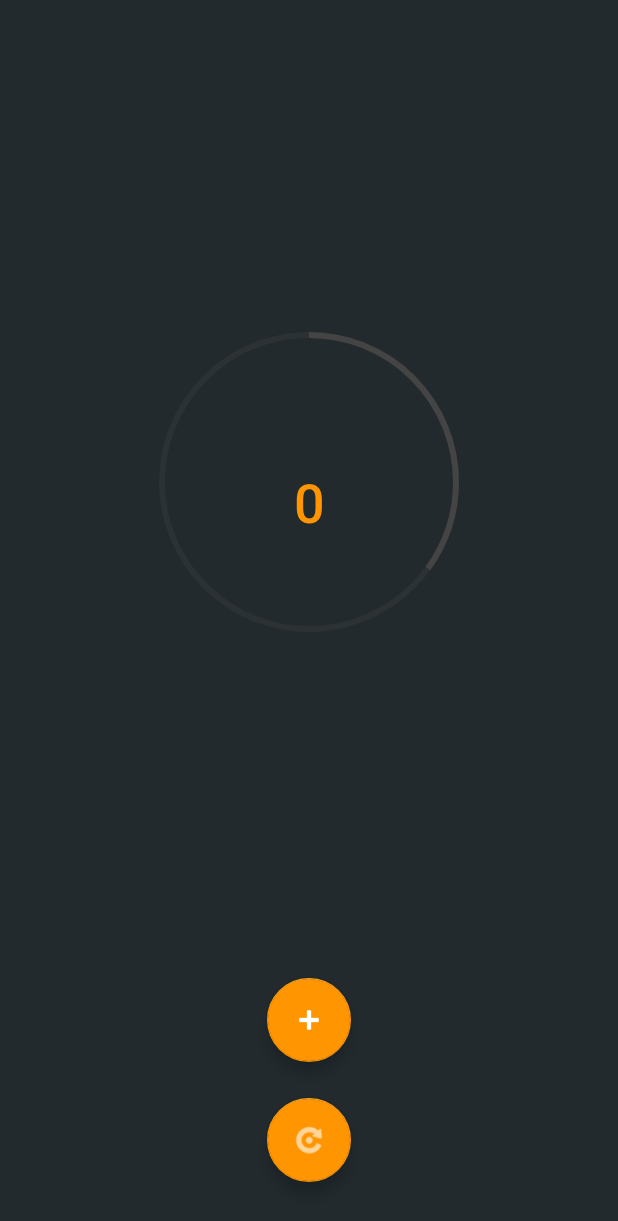
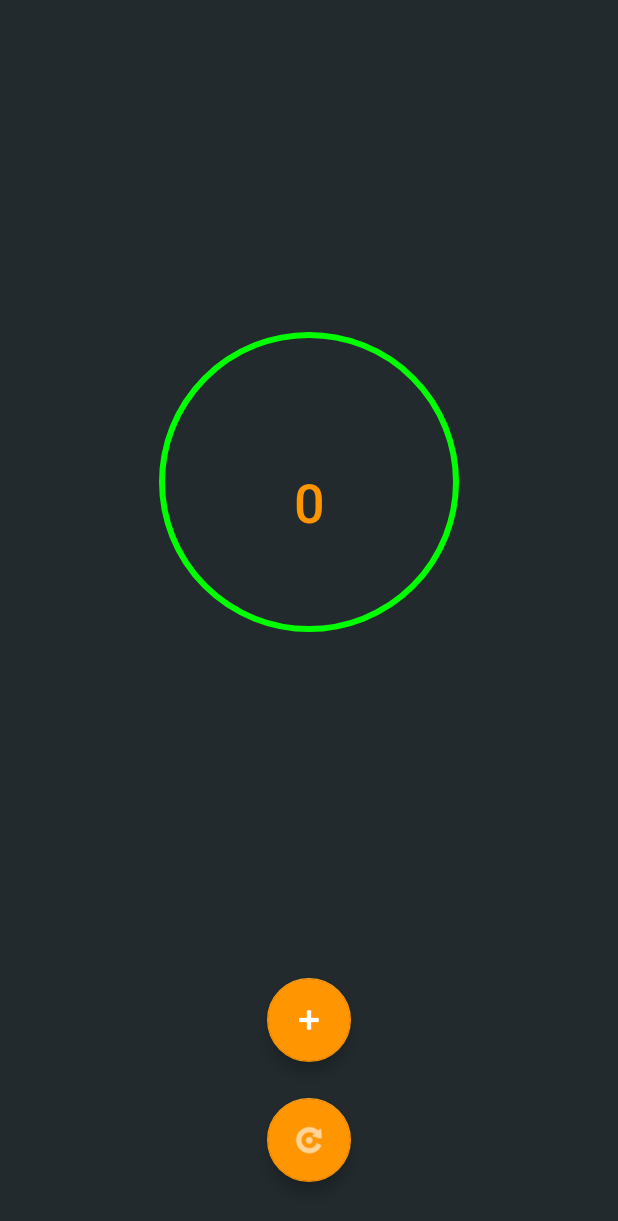
Before and after one commit to GilgameshTC/Traffles, an Android app: the screen it shows after launch (MainActivity), on a phone screen of 412 x 824 dp. Shown: the top 1221 px of the screen. Run offline under Robolectric (Android 15) with nearby library versions, the phone set to English and light mode, and no system bars.

Commit message:
Modified Progress Bar to reflect Budget Balance

```diff
--- a/app/src/main/java/com/gilgameshtc/traffles/CircleProgressBar.java
+++ b/app/src/main/java/com/gilgameshtc/traffles/CircleProgressBar.java
@@ -92,4 +92,13 @@ public class CircleProgressBar extends View {
         this.progress = progress;
         invalidate();// Notify the view to redraw it self (the onDraw method is called)
     }
+
+    // Only set background color
+    public void setColor(int color) {
+        this.color = color;
+        backgroundPaint.setColor(color);
+        //foregroundPaint.setColor(color);
+        invalidate();
+        requestLayout();
+    }
 }
--- a/app/src/main/java/com/gilgameshtc/traffles/MainActivity.java
+++ b/app/src/main/java/com/gilgameshtc/traffles/MainActivity.java
@@ -3,6 +3,7 @@ package com.gilgameshtc.traffles;
 import android.app.AlertDialog;
 import android.content.DialogInterface;
 import android.content.SharedPreferences;
+import android.graphics.Color;
 import android.os.Bundle;
 import android.support.annotation.NonNull;
 import android.support.design.widget.BottomNavigationView;
@@ -26,6 +27,7 @@ public class MainActivity extends AppCompatActivity {
 
     // UI
     private Button budget;
+    private CircleProgressBar progressBar;
     private FloatingActionButton addButton;
     private FloatingActionButton resetButton;
     private AlertDialog setBudgetAlert;
@@ -89,6 +91,24 @@ public class MainActivity extends AppCompatActivity {
         // Retrieve the budget balance
         int balance = savedSettings.getInt(StorageManager.BUDGET_BALANCE_KEY, -1);
         budget.setText(String.valueOf(balance));
+    }
+
+    private void updateProgressBar() {
+        float balance = savedSettings.getInt(StorageManager.BUDGET_BALANCE_KEY, 1);
+        float dailyCap = savedSettings.getInt(StorageManager.BUDGET_DAILY_CAP_KEY, 1);
+        // Invert progress
+        float progress = (-(balance / dailyCap) * 100) + 100;
+        if (progress < 40) {
+            // Budget balance is healthy
+            progressBar.setColor(Color.GREEN);
+        } else if (progress >= 40 && progress <= 80) {
+            // Budget balance is diminishing
+            progressBar.setColor(Color.YELLOW);
+        } else {
+            // Budget balance is critical
+            progressBar.setColor(Color.RED);
+        }
+        progressBar.setProgress(progress);
     }
 
     private String getCurrentMonth() {
@@ -183,6 +203,7 @@ public class MainActivity extends AppCompatActivity {
                     // Update UI
                     validForTransaction = true;
                     updateBudgetUI();
+                    updateProgressBar();
                 } else {
                     invalidInputAlert.setTitle("Invalid input");
                     invalidInputAlert.show();
@@ -218,6 +239,7 @@ public class MainActivity extends AppCompatActivity {
                     updateBudgetBalance(newBalance);
                     // Update UI
                     updateBudgetUI();
+                    updateProgressBar();
                 } else {
                     invalidInputAlert.setTitle("Invalid input / no budget is set!");
                     invalidInputAlert.show();
@@ -254,6 +276,7 @@ public class MainActivity extends AppCompatActivity {
             public void onClick(DialogInterface dialog, int which) {
                 resetBudget();
                 loadBudgetUI();
+                updateProgressBar();
             }
         });
 
@@ -306,6 +329,9 @@ public class MainActivity extends AppCompatActivity {
         budget = findViewById(R.id.budgetText);
         loadBudgetUI();
         budget.setOnClickListener(budgetTextButtonListener);
+        // Set up Circular Progress Bar
+        progressBar = findViewById(R.id.custom_progressBar);
+        updateProgressBar();
     }
 
     private void configureButtonsUI() {
--- a/app/src/main/res/values/colors.xml
+++ b/app/src/main/res/values/colors.xml
@@ -5,4 +5,6 @@
     <color name="colorAccent">#ff9500</color>
     <color name="background">#222a2e</color>
     <color name="transparent">#00000000</color>
+    <color name="green">#00e143</color>
+    <color name="red">#df0000</color>
 </resources>
```
